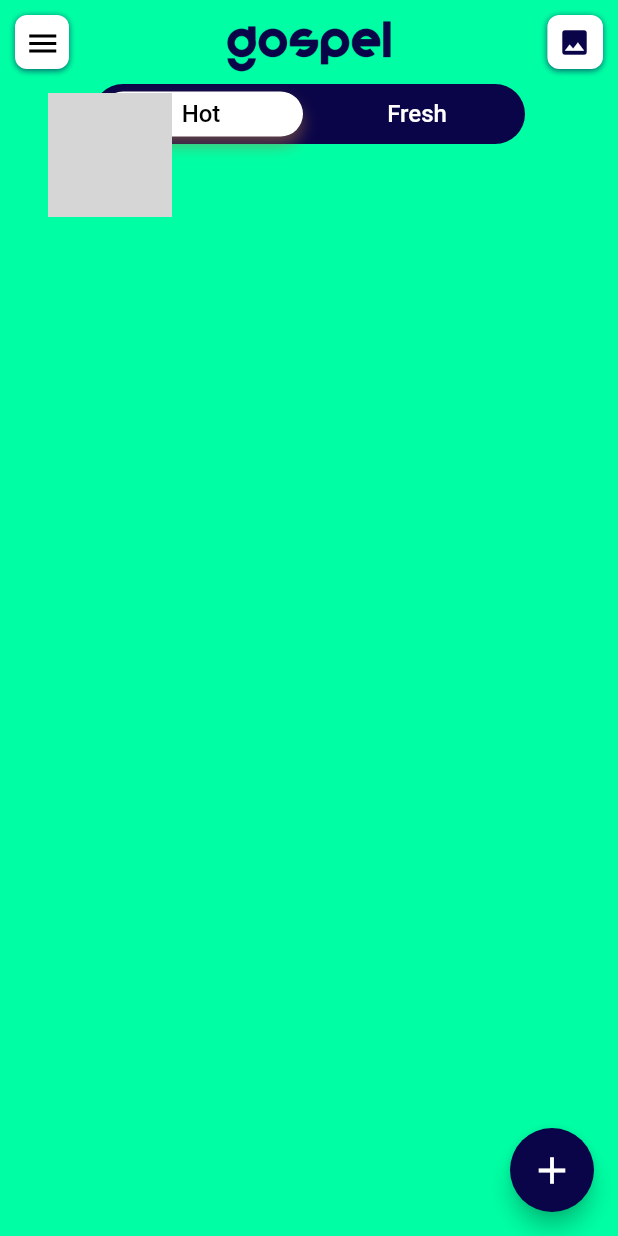
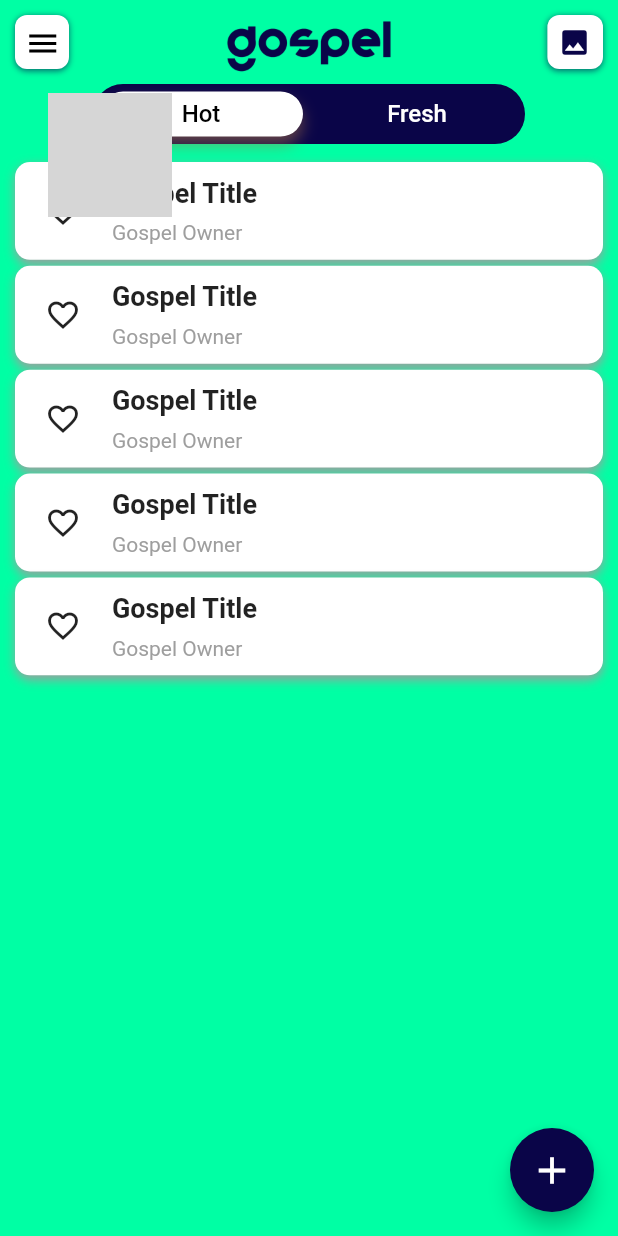
Before and after one commit to theishangoswami/gospel-app, a Flutter app: the HomePage screen opened directly, on a phone screen of 412 x 824 dp. Run offline on Flutter 3.47's test engine with Material 2 defaults, Android fonts, the phone set to English and light mode, and no system bars; our stand-ins replace carousel_slider, share, shared_preferences; accounts and stored records are empty; network calls fail; Roboto replaces fonts that are missing (Montserrat); grey boxes are pictures that could not be loaded.

Commit message:
List View of Gospel

```diff
--- a/lib/homepage/home_page.dart
+++ b/lib/homepage/home_page.dart
@@ -2,9 +2,11 @@ import 'dart:math';
 
 import 'package:flutter/material.dart';
 import 'package:gospel/add_gospel/create_gospel.dart';
+import 'package:gospel/fade_transition.dart';
 import 'package:gospel/homepage/drawer.dart';
 import 'package:provider/provider.dart';
 import 'package:gospel/provider/drawer_controller.dart';
+import 'package:gospel/app_theme.dart';
 
 class HomePage extends StatefulWidget {
   @override
@@ -58,7 +60,7 @@ class _HomePageState extends State<HomePage> with TickerProviderStateMixin {
     final width = MediaQuery.of(context).size.width;
     return zoomAndSlideContent(
       Scaffold(
-        backgroundColor: const Color(0xFF00ffa4),
+        backgroundColor: AppTheme.green,
         appBar: AppBar(
           elevation: 0,
           centerTitle: true,
@@ -76,7 +78,7 @@ class _HomePageState extends State<HomePage> with TickerProviderStateMixin {
                       BoxShadow(
                           offset: Offset(0, 1),
                           blurRadius: 3,
-                          color: const Color(0xff0a0548).withOpacity(0.6))
+                          color: AppTheme.blue.withOpacity(0.6))
                     ]),
                 child: IconButton(
                     icon: Transform.translate(
@@ -93,7 +95,6 @@ class _HomePageState extends State<HomePage> with TickerProviderStateMixin {
                     })),
           ),
           actions: [
-            SizedBox(),
             Padding(
               padding: const EdgeInsets.all(10.0),
               child: Container(
@@ -105,7 +106,7 @@ class _HomePageState extends State<HomePage> with TickerProviderStateMixin {
                         BoxShadow(
                             offset: Offset(0, 1),
                             blurRadius: 3,
-                            color: const Color(0xff0a0548).withOpacity(0.6))
+                            color: AppTheme.blue.withOpacity(0.6))
                       ]),
                   child: IconButton(
                       icon: Transform.translate(
@@ -113,7 +114,7 @@ class _HomePageState extends State<HomePage> with TickerProviderStateMixin {
                         child: Icon(
                           Icons.image,
                           size: 22,
-                          color: Color(0xFF0a0548),
+                          color: AppTheme.blue,
                         ),
                       ),
                       onPressed: () {})),
@@ -126,13 +127,9 @@ class _HomePageState extends State<HomePage> with TickerProviderStateMixin {
             Icons.add,
             size: 30,
           ),
-          backgroundColor: Color(0xFF0a0548),
-          onPressed: () => {
-            Navigator.of(context).push(
-              MaterialPageRoute(
-                builder: (context) => CreateGospel(),
-              ),
-            ),
+          backgroundColor: AppTheme.blue,
+          onPressed: () {
+            Navigator.of(context).push(FadeRoute(page: CreateGospel()));
           },
         ),
         body: Column(
@@ -242,7 +239,7 @@ class _HomePageState extends State<HomePage> with TickerProviderStateMixin {
       width: 288,
       height: 40,
       decoration: BoxDecoration(
-        color: const Color(0xff0a0548),
+        color: AppTheme.blue,
         borderRadius: BorderRadius.all(Radius.circular(25.0)),
       ),
       alignment: Alignment.center,
@@ -311,7 +308,76 @@ class _HomePageState extends State<HomePage> with TickerProviderStateMixin {
   }
 
   Widget _buildHot(BuildContext context) {
-    return Column();
+    final width = MediaQuery.of(context).size.width;
+    return Padding(
+      padding: const EdgeInsets.symmetric(vertical: 10, horizontal: 10),
+      child: ListView.builder(
+        itemCount: 5,
+        itemBuilder: (_,index){
+          return Padding(
+            padding: const EdgeInsets.symmetric(vertical: 2),
+            child: Container(
+              decoration: BoxDecoration(
+                borderRadius: BorderRadius.circular(10),
+                color: Colors.white,
+                boxShadow: [
+                  BoxShadow(
+                    color: Colors.grey,
+                    offset: Offset(0, 3),
+                    blurRadius: 5
+                  )
+                ]
+                // border: Border(
+                //   top: BorderSide(
+                //     color: Colors.grey,
+                //     width: 0.5
+                //   ),
+                //   bottom: BorderSide(
+                //     color: Colors.grey,
+                //     width: 0.5
+                //   )
+                // )
+              ),
+              child: Padding(
+                padding: const EdgeInsets.symmetric(horizontal: 20,vertical: 10),
+                child: Row(
+                  children: [
+                    Center(
+                      child: Icon(
+                        Icons.favorite_border,
+                      ),
+                    ),
+                    SizedBox(width: width*0.05,),
+                    Expanded(
+                      child: Column(
+                        crossAxisAlignment: CrossAxisAlignment.start,
+                        children: [
+                          Text(
+                            'Gospel Title',
+                            style: TextStyle(
+                              fontSize: 18,
+                              fontWeight: FontWeight.bold
+                            ),
+                          ),
+                          SizedBox(height: width*0.02,),
+                          Text(
+                            'Gospel Owner',
+                            style: TextStyle(
+                              color: Colors.grey,
+                              // fontWeight: FontWeight.bold
+                            ),
+                          ),
+                        ],
+                      ),
+                    )
+                  ],
+                ),
+              )
+            ),
+          );
+        }
+      ),
+    );
   }
 
   Widget _buildFresh(BuildContext context) {
```
